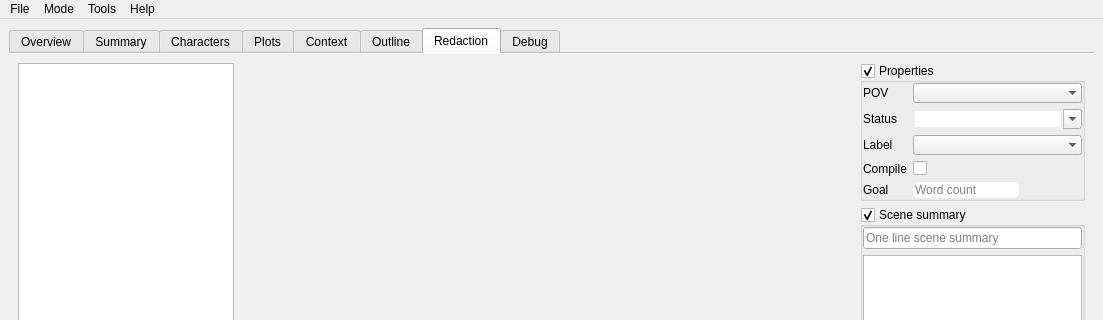
The window that src/ui/mainWindow.ui (olivierkes/manuskript) describes before a commit, drawn with Qt 5; both pictures show x 0 to 1103 and y 0 to 320 of the 1103 by 809 pixel window.
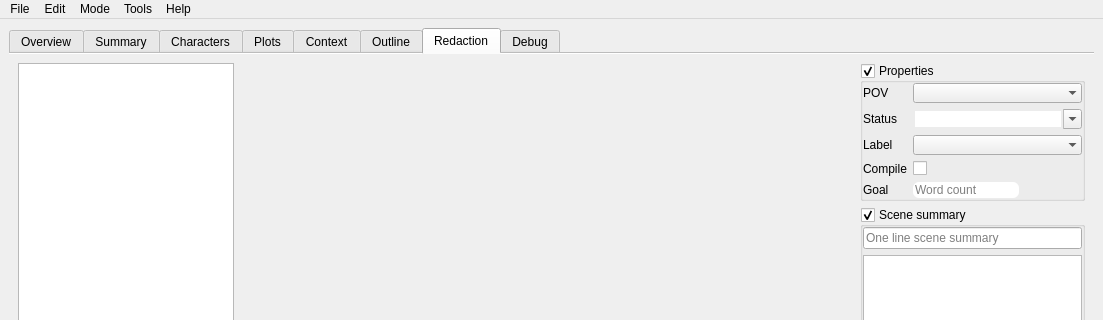
The same window after the commit. Icons and pictures are not drawn. Custom widgets are drawn as their Qt base class.

```diff
--- a/src/ui/mainWindow.ui
+++ b/src/ui/mainWindow.ui
@@ -2159,7 +2159,7 @@
      <height>31</height>
     </rect>
    </property>
-   <widget class="QMenu" name="menu_Fichier">
+   <widget class="QMenu" name="menuFile">
     <property name="title">
      <string>File</string>
     </property>
@@ -2177,7 +2177,7 @@
     </property>
     <addaction name="actionSnowflakeMode"/>
    </widget>
-   <widget class="QMenu" name="menu_Aide">
+   <widget class="QMenu" name="menuHelp">
     <property name="title">
      <string>Help</string>
     </property>
@@ -2189,10 +2189,18 @@
     </property>
     <addaction name="actSpellcheck"/>
    </widget>
-   <addaction name="menu_Fichier"/>
+   <widget class="QMenu" name="menuEdit">
+    <property name="title">
+     <string>Edit</string>
+    </property>
+    <addaction name="actLabels"/>
+    <addaction name="actStatus"/>
+   </widget>
+   <addaction name="menuFile"/>
+   <addaction name="menuEdit"/>
    <addaction name="menuMode"/>
    <addaction name="menuTools"/>
-   <addaction name="menu_Aide"/>
+   <addaction name="menuHelp"/>
   </widget>
   <widget class="QStatusBar" name="statusbar"/>
   <action name="actionOuvrir">
```
Left out of the diff: 38 changed lines with no effect on the pictures.
